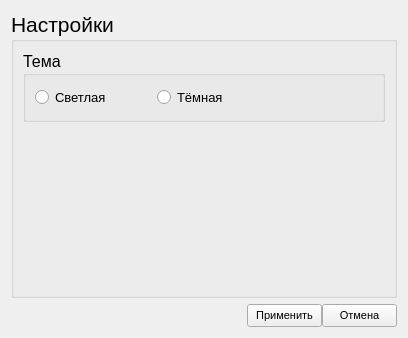
Qt form data/ui/settings.ui (TereDom/MathBattle) before a commit.
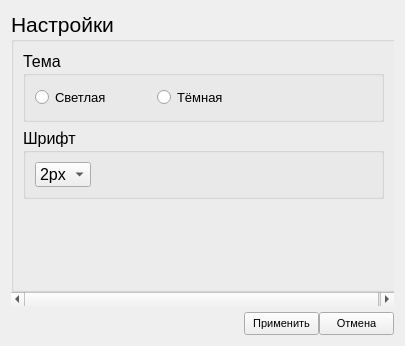
The same form after that commit.

Commit message: Добавлен интерфейс меню

Patch:
```diff
--- a/data/ui/settings.ui
+++ b/data/ui/settings.ui
@@ -9,8 +9,8 @@
    <rect>
     <x>0</x>
     <y>0</y>
-    <width>408</width>
-    <height>338</height>
+    <width>405</width>
+    <height>346</height>
    </rect>
   </property>
   <property name="windowTitle">
@@ -30,8 +30,8 @@
        <rect>
         <x>0</x>
         <y>0</y>
-        <width>390</width>
-        <height>289</height>
+        <width>387</width>
+        <height>297</height>
        </rect>
       </property>
       <layout class="QGridLayout" name="gridLayout_2">
@@ -60,9 +60,9 @@
          <property name="title">
           <string>Настройки</string>
          </property>
-         <layout class="QGridLayout" name="gridLayout_4">
+         <layout class="QGridLayout" name="gridLayout_5">
           <item row="0" column="0">
-           <widget class="QGroupBox" name="groupBox_2">
+           <widget class="QGroupBox" name="groupBox_1">
             <property name="minimumSize">
              <size>
               <width>361</width>
@@ -151,6 +151,74 @@
            </widget>
           </item>
           <item row="1" column="0">
+           <widget class="QGroupBox" name="groupBox_2">
+            <property name="minimumSize">
+             <size>
+              <width>361</width>
+              <height>71</height>
+             </size>
+            </property>
+            <property name="maximumSize">
+             <size>
+              <width>16777215</width>
+              <height>71</height>
+             </size>
+            </property>
+            <property name="font">
+             <font>
+              <pointsize>12</pointsize>
+             </font>
+            </property>
+            <property name="toolTip">
+             <string>Сметить тему</string>
+            </property>
+            <property name="toolTipDuration">
+             <number>-5</number>
+            </property>
+            <property name="title">
+             <string>Шрифт</string>
+            </property>
+            <layout class="QGridLayout" name="gridLayout_4">
+             <item row="0" column="0">
+              <layout class="QHBoxLayout" name="horizontalLayout_22">
+               <item>
+                <widget class="QComboBox" name="comboBox">
+                 <item>
+                  <property name="text">
+                   <string>2px</string>
+                  </property>
+                 </item>
+                 <item>
+                  <property name="text">
+                   <string>3px</string>
+                  </property>
+                 </item>
+                 <item>
+                  <property name="text">
+                   <string>5px</string>
+                  </property>
+                 </item>
+                </widget>
+               </item>
+               <item>
+                <spacer name="horizontalSpacer_5">
+                 <property name="orientation">
+                  <enum>Qt::Horizontal</enum>
+                 </property>
+                 <property name="sizeHint" stdset="0">
+                  <size>
+                   <width>40</width>
+                   <height>20</height>
+                  </size>
+                 </property>
+                </spacer>
+               </item>
+              </layout>
+             </item>
+            </layout>
+           </widget>
+          </item>
+          <item row="2" column="0">
            <spacer name="verticalSpacer">
             <property name="orientation">
              <enum>Qt::Vertical</enum>
```
Left out of the diff: 15 changed lines with no effect on the pictures. The commit also changes 2 other files.
